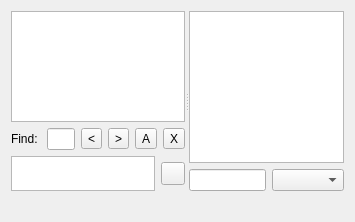
eiskaltdcpp/eiskaltdcpp, file eiskaltdcpp/ui/HubFrame.ui: the form before one commit.
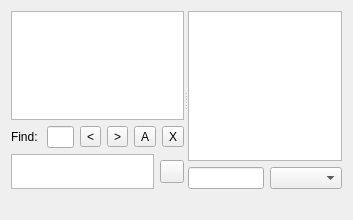
The form after the commit. Custom widgets are drawn as their Qt base class.

Commit message: autoresizing input widget in chats

Diff of the .ui file:
```diff
--- a/eiskaltdcpp/ui/HubFrame.ui
+++ b/eiskaltdcpp/ui/HubFrame.ui
@@ -6,8 +6,8 @@
    <rect>
     <x>0</x>
     <y>0</y>
-    <width>355</width>
-    <height>222</height>
+    <width>353</width>
+    <height>220</height>
    </rect>
   </property>
   <property name="windowTitle">
@@ -149,7 +149,7 @@
        <item>
         <widget class="QFrame" name="frame_INPUT">
          <property name="sizePolicy">
-          <sizepolicy hsizetype="Preferred" vsizetype="Fixed">
+          <sizepolicy hsizetype="Preferred" vsizetype="Preferred">
            <horstretch>0</horstretch>
            <verstretch>0</verstretch>
           </sizepolicy>
@@ -173,6 +173,12 @@
           </item>
           <item row="0" column="0">
            <widget class="ChatEdit" name="plainTextEdit_INPUT">
+            <property name="sizePolicy">
+             <sizepolicy hsizetype="Expanding" vsizetype="Preferred">
+              <horstretch>0</horstretch>
+              <verstretch>0</verstretch>
+             </sizepolicy>
+            </property>
             <property name="maximumSize">
              <size>
               <width>16777215</width>
```
The commit also changes 5 other files.
